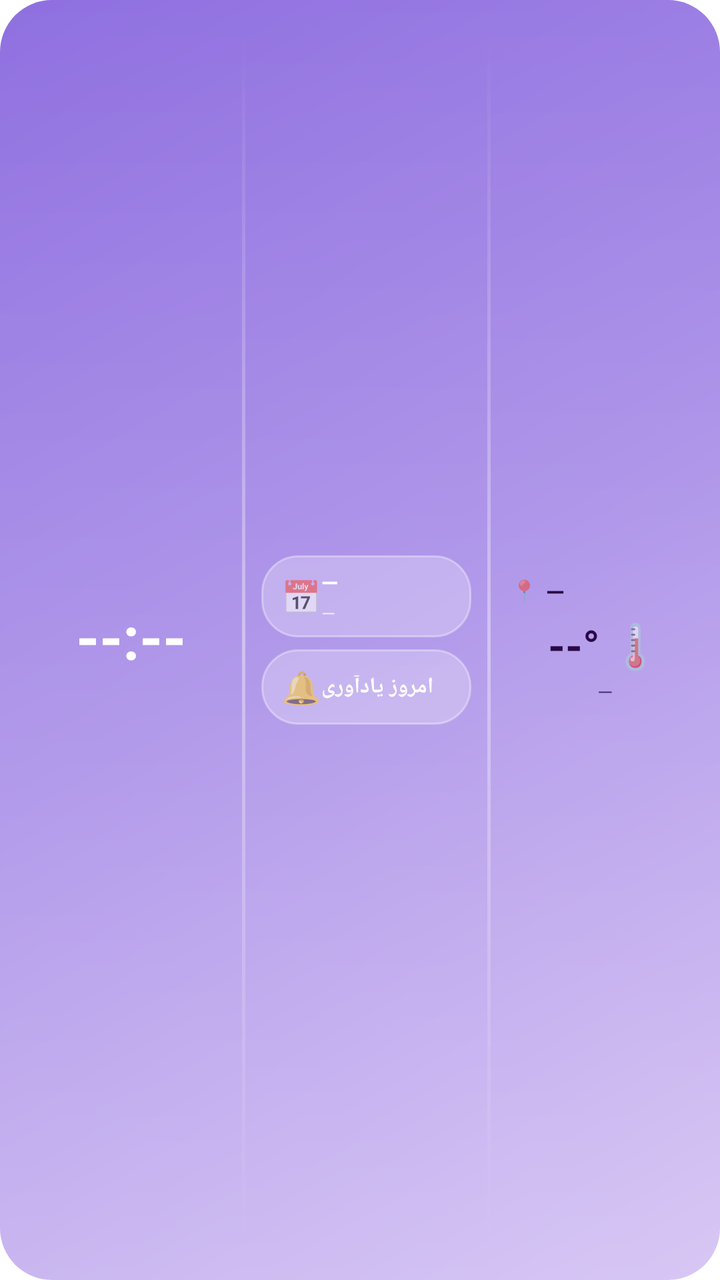
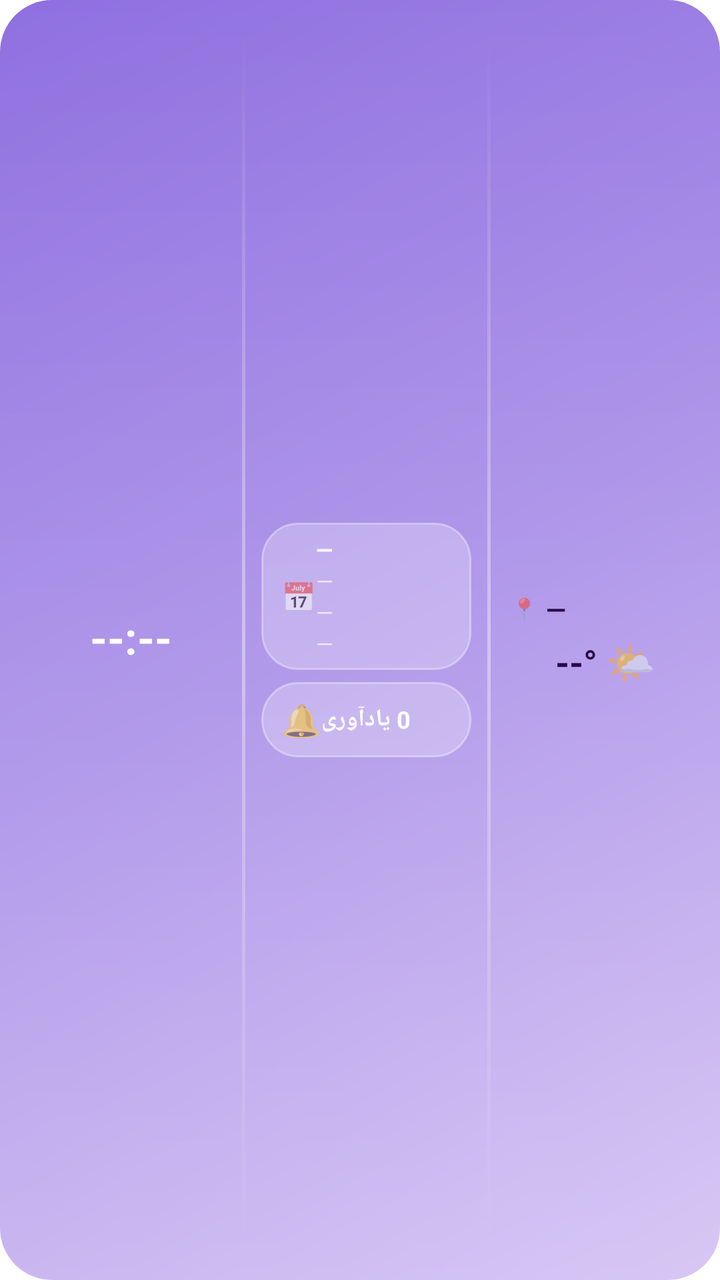

The first picture is an Android layout as it rendered before a commit; the second is the same layout after the commit. The layout source and the unified diff follow.
<!-- AndroidManifest.xml: fallback theme Theme.MaterialComponents.DayNight.NoActionBar -->
<!-- res/layout/weather_clock_widget.xml -->
<?xml version="1.0" encoding="utf-8"?>
<FrameLayout xmlns:android="http://schemas.android.com/apk/res/android"
    android:layout_width="match_parent"
    android:layout_height="match_parent"
    android:background="@drawable/widget_background">

    <LinearLayout
        android:layout_width="match_parent"
        android:layout_height="match_parent"
        android:layoutDirection="ltr"
        android:orientation="horizontal"
        android:paddingStart="10dp"
        android:paddingEnd="10dp"
        android:paddingTop="8dp"
        android:paddingBottom="8dp">

        
        <FrameLayout
            android:layout_width="0dp"
            android:layout_height="match_parent"
            android:layout_weight="33">

            <TextView
                android:id="@+id/widget_clock"
                android:layout_width="wrap_content"
                android:layout_height="wrap_content"
                android:layout_gravity="center"
                android:text="--:--"
                android:textColor="#FFFFFF"
                android:textSize="30sp"
                android:textStyle="bold"
                android:includeFontPadding="false" />
        </FrameLayout>

        
        <View
            android:layout_width="1.5dp"
            android:layout_height="match_parent"
            android:layout_marginTop="10dp"
            android:layout_marginBottom="10dp"
            android:background="@drawable/widget_divider" />

        
        <LinearLayout
            android:layout_width="0dp"
            android:layout_height="match_parent"
            android:layout_weight="36"
            android:orientation="vertical"
            android:gravity="center_vertical"
            android:paddingStart="8dp"
            android:paddingEnd="8dp">

            
            <LinearLayout
                android:layout_width="match_parent"
                android:layout_height="wrap_content"
                android:orientation="horizontal"
                android:gravity="center_vertical"
                android:background="@drawable/widget_pill_background"
                android:paddingStart="10dp"
                android:paddingEnd="10dp"
                android:paddingTop="6dp"
                android:paddingBottom="6dp">

                <TextView
                    android:layout_width="wrap_content"
                    android:layout_height="wrap_content"
                    android:text="📅"
                    android:textSize="16sp" />

                <LinearLayout
                    android:layout_width="0dp"
                    android:layout_height="wrap_content"
                    android:layout_weight="1"
                    android:layout_marginStart="8dp"
                    android:orientation="vertical"
                    android:gravity="end"
                    android:layoutDirection="rtl">

                    <TextView
                        android:id="@+id/widget_date_line1"
                        android:layout_width="wrap_content"
                        android:layout_height="wrap_content"
                        android:text="—"
                        android:textColor="#FFFFFF"
                        android:textSize="11sp"
                        android:textStyle="bold"
                        android:gravity="end"
                        android:maxLines="1" />

                    <TextView
                        android:id="@+id/widget_date_line2"
                        android:layout_width="wrap_content"
                        android:layout_height="wrap_content"
                        android:layout_marginTop="2dp"
                        android:text="—"
                        android:textColor="#EDE6FA"
                        android:textSize="9sp"
                        android:gravity="end"
                        android:maxLines="1" />
                </LinearLayout>
            </LinearLayout>

            <View
                android:layout_width="match_parent"
                android:layout_height="6dp" />

            
            <LinearLayout
                android:layout_width="match_parent"
                android:layout_height="wrap_content"
                android:orientation="horizontal"
                android:gravity="center_vertical"
                android:background="@drawable/widget_pill_background"
                android:paddingStart="10dp"
                android:paddingEnd="10dp"
                android:paddingTop="8dp"
                android:paddingBottom="8dp">

                <TextView
                    android:layout_width="wrap_content"
                    android:layout_height="wrap_content"
                    android:text="🔔"
                    android:textSize="16sp" />

                <TextView
                    android:id="@+id/widget_reminder"
                    android:layout_width="0dp"
                    android:layout_height="wrap_content"
                    android:layout_weight="1"
                    android:layout_marginStart="8dp"
                    android:text="امروز یادآوری ندارید"
                    android:textColor="#FFFFFF"
                    android:textSize="11sp"
                    android:textStyle="bold"
                    android:gravity="end"
                    android:layoutDirection="rtl"
                    android:maxLines="1" />
            </LinearLayout>
        </LinearLayout>

        
        <View
            android:layout_width="1.5dp"
            android:layout_height="match_parent"
            android:layout_marginTop="10dp"
            android:layout_marginBottom="10dp"
            android:background="@drawable/widget_divider" />

        
        <LinearLayout
            android:layout_width="0dp"
            android:layout_height="match_parent"
            android:layout_weight="31"
            android:orientation="vertical"
            android:gravity="center"
            android:paddingStart="10dp">

            
            <LinearLayout
                android:layout_width="match_parent"
                android:layout_height="wrap_content"
                android:orientation="horizontal"
                android:gravity="center_vertical"
                android:layoutDirection="rtl">

                <TextView
                    android:id="@+id/widget_city"
                    android:layout_width="0dp"
                    android:layout_height="wrap_content"
                    android:layout_weight="1"
                    android:text="—"
                    android:textColor="#2A0845"
                    android:textSize="12sp"
                    android:textStyle="bold"
                    android:maxLines="1"
                    android:ellipsize="end"
                    android:gravity="end" />

                <TextView
                    android:layout_width="wrap_content"
                    android:layout_height="wrap_content"
                    android:layout_marginStart="4dp"
                    android:text="📍"
                    android:textSize="11sp" />
            </LinearLayout>

            <LinearLayout
                android:layout_width="wrap_content"
                android:layout_height="wrap_content"
                android:layout_marginTop="4dp"
                android:orientation="horizontal"
                android:gravity="center_vertical">

                <TextView
                    android:id="@+id/widget_temp"
                    android:layout_width="wrap_content"
                    android:layout_height="wrap_content"
                    android:text="--°"
                    android:textColor="#2A0845"
                    android:textSize="22sp"
                    android:textStyle="bold" />

                <TextView
                    android:id="@+id/widget_weather_emoji"
                    android:layout_width="wrap_content"
                    android:layout_height="wrap_content"
                    android:layout_marginStart="4dp"
                    android:text="🌡️"
                    android:textSize="22sp" />
            </LinearLayout>

            <TextView
                android:id="@+id/widget_weather_desc"
                android:layout_width="wrap_content"
                android:layout_height="wrap_content"
                android:layout_marginTop="2dp"
                android:text="—"
                android:textColor="#4A3378"
                android:textSize="10sp" />
        </LinearLayout>

    </LinearLayout>
</FrameLayout>
<!-- resources referenced by this layout -->
<resources>
  <!-- drawable widget_background (drawable) -->
  <?xml version="1.0" encoding="utf-8"?>
  <layer-list xmlns:android="http://schemas.android.com/apk/res/android">
  
      <item>
          <shape>
              <corners android:radius="26dp" />
              <gradient
                  android:type="linear"
                  android:angle="135"
                  android:startColor="#CEB9F2"
                  android:centerColor="#A98EE8"
                  android:endColor="#8F6FE0" />
          </shape>
      </item>
  
      
      <item android:top="0dp" android:left="0dp" android:right="0dp">
          <shape android:shape="rectangle">
              <corners
                  android:topLeftRadius="26dp"
                  android:topRightRadius="26dp"
                  android:bottomLeftRadius="0dp"
                  android:bottomRightRadius="0dp" />
              <gradient
                  android:type="linear"
                  android:angle="90"
                  android:startColor="#33FFFFFF"
                  android:endColor="#00FFFFFF" />
              <size android:height="28dp" />
          </shape>
      </item>
  </layer-list>
  <!-- drawable widget_divider (drawable) -->
  <?xml version="1.0" encoding="utf-8"?>
  <shape xmlns:android="http://schemas.android.com/apk/res/android" android:shape="rectangle">
      <gradient
          android:type="linear"
          android:angle="90"
          android:startColor="#00FFFFFF"
          android:centerColor="#66FFFFFF"
          android:endColor="#00FFFFFF" />
  </shape>
  <!-- drawable widget_pill_background (drawable) -->
  <?xml version="1.0" encoding="utf-8"?>
  <shape xmlns:android="http://schemas.android.com/apk/res/android">
      <corners android:radius="18dp" />
      <solid android:color="#40FFFFFF" />
      <stroke
          android:width="1dp"
          android:color="#59FFFFFF" />
  </shape>
</resources>

<!-- the commit's change to res/layout/weather_clock_widget.xml (unified diff, before → after) -->
@@ -1,5 +1,6 @@
 <?xml version="1.0" encoding="utf-8"?>
 <FrameLayout xmlns:android="http://schemas.android.com/apk/res/android"
+    android:id="@+id/widget_root"
     android:layout_width="match_parent"
     android:layout_height="match_parent"
     android:background="@drawable/widget_background">
@@ -27,9 +28,11 @@
                 android:layout_gravity="center"
                 android:text="--:--"
                 android:textColor="#FFFFFF"
-                android:textSize="30sp"
+                android:textSize="22sp"
                 android:textStyle="bold"
-                android:includeFontPadding="false" />
+                android:includeFontPadding="false"
+                android:maxLines="1"
+                android:ellipsize="end" />
         </FrameLayout>
 
         
@@ -66,7 +69,7 @@
                     android:layout_width="wrap_content"
                     android:layout_height="wrap_content"
                     android:text="📅"
-                    android:textSize="16sp" />
+                    android:textSize="14sp" />
 
                 <LinearLayout
                     android:layout_width="0dp"
@@ -78,26 +81,52 @@
                     android:layoutDirection="rtl">
 
                     <TextView
-                        android:id="@+id/widget_date_line1"
-                        android:layout_width="wrap_content"
+                        android:id="@+id/widget_weekday"
+                        android:layout_width="match_parent"
                         android:layout_height="wrap_content"
                         android:text="—"
                         android:textColor="#FFFFFF"
                         android:textSize="11sp"
                         android:textStyle="bold"
                         android:gravity="end"
-                        android:maxLines="1" />
-
-                    <TextView
-                        android:id="@+id/widget_date_line2"
-                        android:layout_width="wrap_content"
-                        android:layout_height="wrap_content"
-                        android:layout_marginTop="2dp"
+                        android:maxLines="1"
+                        android:ellipsize="end" />
+
+                    <TextView
+                        android:id="@+id/widget_date_shamsi"
+                        android:layout_width="match_parent"
+                        android:layout_height="wrap_content"
+                        android:layout_marginTop="1dp"
                         android:text="—"
                         android:textColor="#EDE6FA"
-                        android:textSize="9sp"
-                        android:gravity="end"
-                        android:maxLines="1" />
+                        android:textSize="11sp"
+                        android:gravity="end"
+                        android:maxLines="1"
+                        android:ellipsize="end" />
+
+                    <TextView
+                        android:id="@+id/widget_date_hijri"
+                        android:layout_width="match_parent"
+                        android:layout_height="wrap_content"
+                        android:layout_marginTop="1dp"
+                        android:text="—"
+                        android:textColor="#EDE6FA"
+                        android:textSize="11sp"
+                        android:gravity="end"
+                        android:maxLines="1"
+                        android:ellipsize="end" />
+
+                    <TextView
+                        android:id="@+id/widget_date_gregorian"
+                        android:layout_width="match_parent"
+                        android:layout_height="wrap_content"
+                        android:layout_marginTop="1dp"
+                        android:text="—"
+                        android:textColor="#EDE6FA"
+                        android:textSize="11sp"
+                        android:gravity="end"
+                        android:maxLines="1"
+                        android:ellipsize="end" />
                 </LinearLayout>
             </LinearLayout>
 
@@ -129,13 +158,14 @@
                     android:layout_height="wrap_content"
                     android:layout_weight="1"
                     android:layout_marginStart="8dp"
-                    android:text="امروز یادآوری ندارید"
+                    android:text="0 یادآوری"
                     android:textColor="#FFFFFF"
-                    android:textSize="11sp"
+                    android:textSize="12sp"
                     android:textStyle="bold"
                     android:gravity="end"
                     android:layoutDirection="rtl"
-                    android:maxLines="1" />
+                    android:maxLines="1"
+                    android:ellipsize="end" />
             </LinearLayout>
         </LinearLayout>
 
@@ -171,7 +201,7 @@
                     android:layout_weight="1"
                     android:text="—"
                     android:textColor="#2A0845"
-                    android:textSize="12sp"
+                    android:textSize="13sp"
                     android:textStyle="bold"
                     android:maxLines="1"
                     android:ellipsize="end"
@@ -186,11 +216,11 @@
             </LinearLayout>
 
             <LinearLayout
-                android:layout_width="wrap_content"
+                android:layout_width="match_parent"
                 android:layout_height="wrap_content"
                 android:layout_marginTop="4dp"
                 android:orientation="horizontal"
-                android:gravity="center_vertical">
+                android:gravity="center">
 
                 <TextView
                     android:id="@+id/widget_temp"
@@ -198,26 +228,20 @@
                     android:layout_height="wrap_content"
                     android:text="--°"
                     android:textColor="#2A0845"
-                    android:textSize="22sp"
-                    android:textStyle="bold" />
+                    android:textSize="18sp"
+                    android:textStyle="bold"
+                    android:maxLines="1"
+                    android:ellipsize="end" />
 
                 <TextView
                     android:id="@+id/widget_weather_emoji"
                     android:layout_width="wrap_content"
                     android:layout_height="wrap_content"
                     android:layout_marginStart="4dp"
-                    android:text="🌡️"
-                    android:textSize="22sp" />
-            </LinearLayout>
-
-            <TextView
-                android:id="@+id/widget_weather_desc"
-                android:layout_width="wrap_content"
-                android:layout_height="wrap_content"
-                android:layout_marginTop="2dp"
-                android:text="—"
-                android:textColor="#4A3378"
-                android:textSize="10sp" />
+                    android:text="🌤️"
+                    android:textSize="20sp"
+                    android:maxLines="1" />
+            </LinearLayout>
         </LinearLayout>
 
     </LinearLayout>
